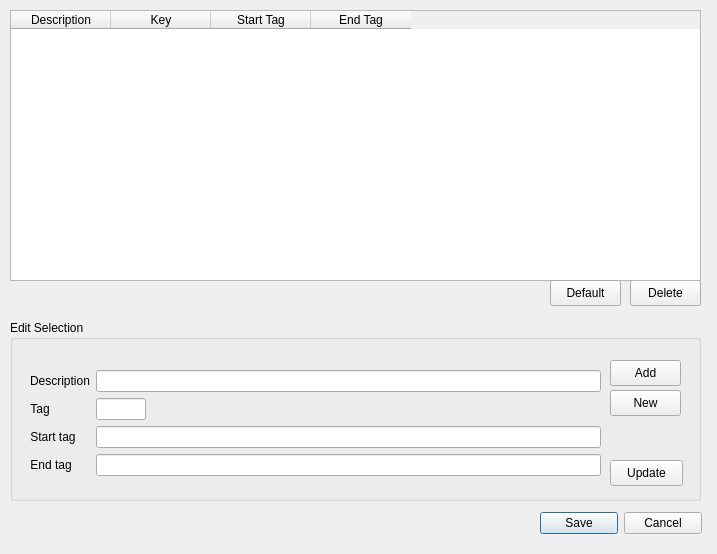
Before: the Qt Designer form resources/forms/displaytabdialog.ui in zonArt/openlp, drawn with Qt 5.
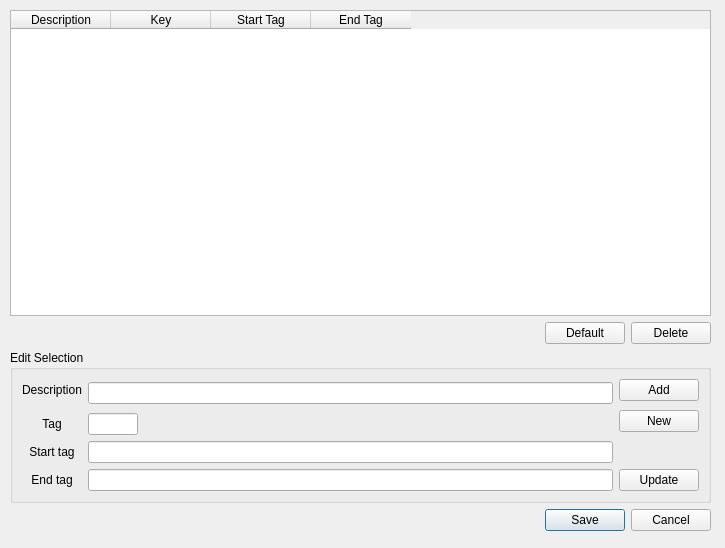
After: the same form once the commit is applied.

Patch:
```diff
--- a/resources/forms/displaytabdialog.ui
+++ b/resources/forms/displaytabdialog.ui
@@ -6,48 +6,105 @@
    <rect>
     <x>0</x>
     <y>0</y>
-    <width>717</width>
-    <height>554</height>
+    <width>725</width>
+    <height>548</height>
    </rect>
   </property>
   <property name="windowTitle">
    <string>Form</string>
   </property>
+  <widget class="QWidget" name="">
+   <property name="geometry">
+    <rect>
+     <x>10</x>
+     <y>10</y>
+     <width>701</width>
+     <height>521</height>
+    </rect>
+   </property>
+   <layout class="QGridLayout" name="gridLayout_2">
+    <item row="0" column="0">
+     <widget class="QTableWidget" name="tagTableWidget">
+      <property name="horizontalScrollBarPolicy">
+       <enum>Qt::ScrollBarAlwaysOff</enum>
+      </property>
+      <property name="editTriggers">
+       <set>QAbstractItemView::NoEditTriggers</set>
+      </property>
+      <property name="alternatingRowColors">
+       <bool>true</bool>
+      </property>
+      <property name="selectionMode">
+       <enum>QAbstractItemView::SingleSelection</enum>
+      </property>
+      <property name="selectionBehavior">
+       <enum>QAbstractItemView::SelectRows</enum>
+      </property>
+      <property name="cornerButtonEnabled">
+       <bool>false</bool>
+      </property>
+      <column>
+       <property name="text">
+        <string>Description</string>
+       </property>
+      </column>
+      <column>
+       <property name="text">
+        <string>Key</string>
+       </property>
+       <property name="textAlignment">
+        <set>AlignHCenter|AlignVCenter|AlignCenter</set>
+       </property>
+      </column>
+      <column>
+       <property name="text">
+        <string>Start Tag</string>
+       </property>
+      </column>
+      <column>
+       <property name="text">
+        <string>End Tag</string>
+       </property>
+      </column>
+     </widget>
+    </item>
+    <item row="1" column="0">
+     <layout class="QHBoxLayout" name="horizontalLayout">
+      <item>
+       <spacer name="horizontalSpacer">
+        <property name="orientation">
+         <enum>Qt::Horizontal</enum>
+        </property>
+        <property name="sizeHint" stdset="0">
+         <size>
+          <width>40</width>
+          <height>20</height>
+         </size>
+        </property>
+       </spacer>
+      </item>
+      <item>
+       <widget class="QPushButton" name="defaultPushButton">
+        <property name="text">
+         <string>Default</string>
+        </property>
+       </widget>
+      </item>
+      <item>
+       <widget class="QPushButton" name="deletePushButton">
+        <property name="text">
+         <string>Delete</string>
+        </property>
+       </widget>
+      </item>
+     </layout>
+    </item>
+    <item row="2" column="0">
   <widget class="QGroupBox" name="editGroupBox">
-   <property name="geometry">
-    <rect>
-     <x>10</x>
-     <y>320</y>
-     <width>691</width>
-     <height>181</height>
-    </rect>
-   </property>
    <property name="title">
     <string>Edit Selection</string>
    </property>
-   <widget class="QPushButton" name="updatePushButton">
-    <property name="geometry">
-     <rect>
-      <x>600</x>
-      <y>140</y>
-      <width>73</width>
-      <height>26</height>
-     </rect>
-    </property>
-    <property name="text">
-     <string>Update</string>
-    </property>
-   </widget>
-   <widget class="QWidget" name="layoutWidget">
-    <property name="geometry">
-     <rect>
-      <x>20</x>
-      <y>50</y>
-      <width>571</width>
-      <height>114</height>
-     </rect>
-    </property>
-    <layout class="QFormLayout" name="formLayout">
+      <layout class="QGridLayout" name="gridLayout">
      <item row="0" column="0">
       <widget class="QLabel" name="descriptionLabel">
        <property name="text">
@@ -58,10 +115,24 @@
        </property>
       </widget>
      </item>
-     <item row="0" column="1">
+       <item row="0" column="1" rowspan="2">
       <widget class="QLineEdit" name="descriptionLineEdit"/>
      </item>
-     <item row="1" column="0">
+       <item row="0" column="2">
+        <widget class="QPushButton" name="addPushButton">
+         <property name="text">
+          <string>Add</string>
+         </property>
+        </widget>
+       </item>
+       <item row="1" column="2" rowspan="2">
+        <widget class="QPushButton" name="newPushButton">
+         <property name="text">
+          <string>New</string>
+         </property>
+        </widget>
+       </item>
+       <item row="2" column="0">
       <widget class="QLabel" name="tagLabel">
        <property name="text">
         <string>Tag</string>
@@ -71,7 +142,7 @@
        </property>
       </widget>
      </item>
-     <item row="1" column="1">
+       <item row="2" column="1">
       <widget class="QLineEdit" name="tagLineEdit">
        <property name="maximumSize">
         <size>
@@ -84,7 +155,7 @@
        </property>
       </widget>
      </item>
-     <item row="2" column="0">
+       <item row="3" column="0">
       <widget class="QLabel" name="startTagLabel">
        <property name="text">
         <string>Start tag</string>
@@ -94,10 +165,10 @@
        </property>
       </widget>
      </item>
-     <item row="2" column="1">
+       <item row="3" column="1">
       <widget class="QLineEdit" name="startTagLineEdit"/>
      </item>
-     <item row="3" column="0">
+       <item row="4" column="0">
       <widget class="QLabel" name="endTagLabel">
        <property name="text">
         <string>End tag</string>
@@ -107,127 +178,27 @@
        </property>
       </widget>
      </item>
-     <item row="3" column="1">
+       <item row="4" column="1">
       <widget class="QLineEdit" name="endTagLineEdit"/>
      </item>
-    </layout>
-   </widget>
-   <widget class="QPushButton" name="addPushButton">
-    <property name="geometry">
-     <rect>
-      <x>600</x>
-      <y>40</y>
-      <width>71</width>
-      <height>26</height>
-     </rect>
-    </property>
-    <property name="text">
-     <string>Add</string>
-    </property>
-   </widget>
-   <widget class="QPushButton" name="newPushButton">
-    <property name="geometry">
-     <rect>
-      <x>600</x>
-      <y>70</y>
-      <width>71</width>
-      <height>26</height>
-     </rect>
-    </property>
-    <property name="text">
-     <string>New</string>
-    </property>
-   </widget>
-  </widget>
+       <item row="4" column="2">
+        <widget class="QPushButton" name="updatePushButton">
+         <property name="text">
+          <string>Update</string>
+         </property>
+        </widget>
+       </item>
+      </layout>
+     </widget>
+    </item>
+    <item row="3" column="0">
   <widget class="QDialogButtonBox" name="buttonBox">
-   <property name="geometry">
-    <rect>
-     <x>540</x>
-     <y>510</y>
-     <width>162</width>
-     <height>26</height>
-    </rect>
-   </property>
    <property name="standardButtons">
     <set>QDialogButtonBox::Cancel|QDialogButtonBox::Save</set>
    </property>
   </widget>
-  <widget class="QPushButton" name="deletePushButton">
-   <property name="geometry">
-    <rect>
-     <x>630</x>
-     <y>280</y>
-     <width>71</width>
-     <height>26</height>
-    </rect>
-   </property>
-   <property name="text">
-    <string>Delete</string>
-   </property>
-  </widget>
-  <widget class="QTableWidget" name="tagTableWidget">
-   <property name="geometry">
-    <rect>
-     <x>10</x>
-     <y>10</y>
-     <width>691</width>
-     <height>271</height>
-    </rect>
-   </property>
-   <property name="horizontalScrollBarPolicy">
-    <enum>Qt::ScrollBarAlwaysOff</enum>
-   </property>
-   <property name="editTriggers">
-    <set>QAbstractItemView::NoEditTriggers</set>
-   </property>
-   <property name="alternatingRowColors">
-    <bool>true</bool>
-   </property>
-   <property name="selectionMode">
-    <enum>QAbstractItemView::SingleSelection</enum>
-   </property>
-   <property name="selectionBehavior">
-    <enum>QAbstractItemView::SelectRows</enum>
-   </property>
-   <property name="cornerButtonEnabled">
-    <bool>false</bool>
-   </property>
-   <column>
-    <property name="text">
-     <string>Description</string>
-    </property>
-   </column>
-   <column>
-    <property name="text">
-     <string>Key</string>
-    </property>
-    <property name="textAlignment">
-     <set>AlignHCenter|AlignVCenter|AlignCenter</set>
-    </property>
-   </column>
-   <column>
-    <property name="text">
-     <string>Start Tag</string>
-    </property>
-   </column>
-   <column>
-    <property name="text">
-     <string>End Tag</string>
-    </property>
-   </column>
-  </widget>
-  <widget class="QPushButton" name="defaultPushButton">
-   <property name="geometry">
-    <rect>
-     <x>550</x>
-     <y>280</y>
-     <width>71</width>
-     <height>26</height>
-    </rect>
-   </property>
-   <property name="text">
-    <string>Default</string>
-   </property>
+    </item>
+   </layout>
   </widget>
  </widget>
  <resources/>
```
Lines whose indentation alone changed are shown as unchanged.
